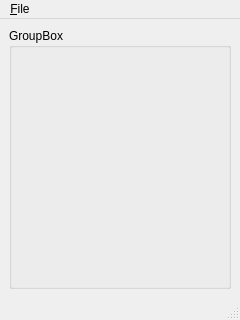
This is cpuslider.ui in bwduncan/cpuslider as Qt 5 draws it before an edit. The edited form follows.
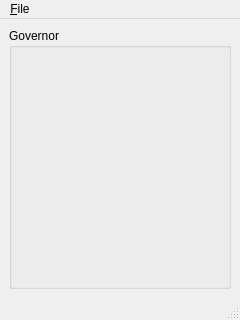
This is the edited form.

```diff
--- a/cpuslider.ui
+++ b/cpuslider.ui
@@ -18,7 +18,7 @@
     <item row="0" column="0">
      <widget class="QGroupBox" name="groupBox">
       <property name="title">
-       <string>GroupBox</string>
+       <string>Governor</string>
       </property>
      </widget>
     </item>
```
Left out of the diff: 2 changed lines with no effect on the pictures.
